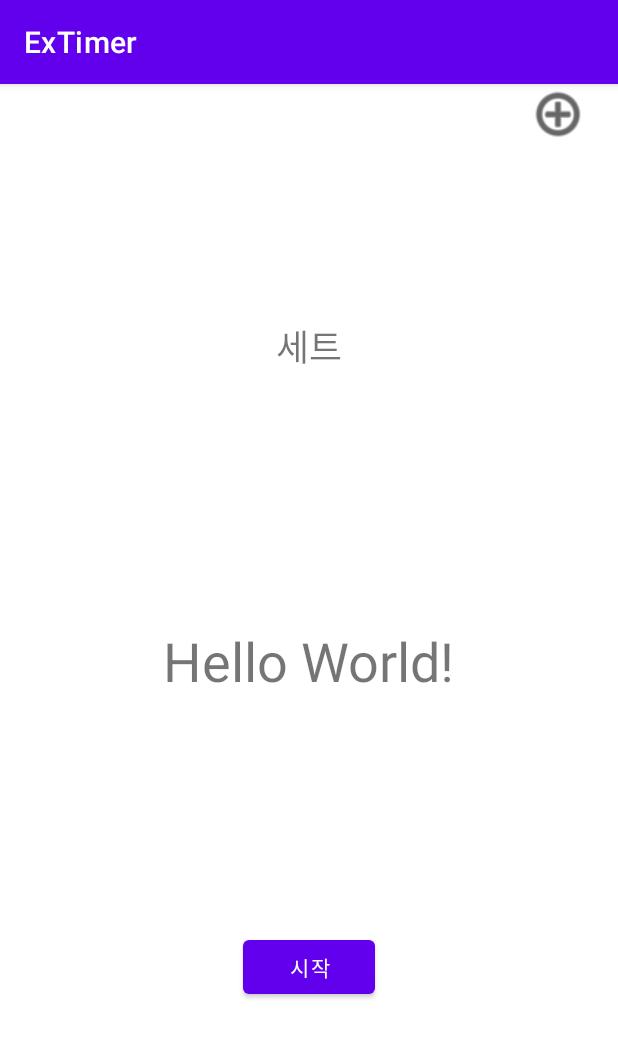
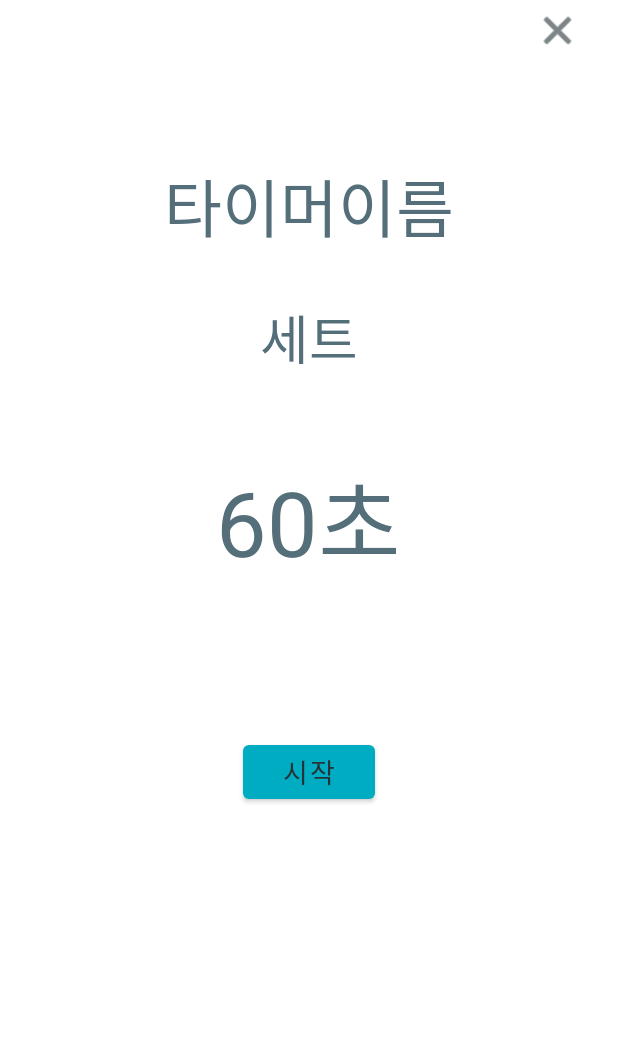
Before and after one commit to ChocoPic/ExTimer, an Android app: the TimerActivity screen opened directly, with no data from a screen before it, on a phone screen of 412 x 824 dp. Shown: the top 1038 px of the screen. Run offline under Robolectric (Android 15) with nearby library versions, the phone set to English and light mode, and no system bars.

Commit message:
error fixed

```diff
--- a/app/src/main/java/com/tlatla/extimer/TimerActivity.java
+++ b/app/src/main/java/com/tlatla/extimer/TimerActivity.java
@@ -10,6 +10,7 @@ import android.util.Log;
 import android.view.View;
 import android.widget.Button;
 import android.widget.TextView;
+import android.widget.Toast;
 
 import androidx.annotation.Nullable;
 import androidx.appcompat.app.AppCompatActivity;
@@ -18,7 +19,6 @@ import java.util.ArrayList;
 
 public class TimerActivity extends AppCompatActivity {
 
-    private TextView textView;
     private TextView stageText;
     private TextView titleText;
     private TextView timeText;
@@ -33,52 +33,49 @@ public class TimerActivity extends AppCompatActivity {
     private String TITLE;
     private MyTimer myTimer;
 
-    private SoundPool soundPool;
-    private int sound1;
+    private SoundPool soundPool1, soundPool2;
+    private int sound1, sound2;
 
     int time;
-    int i = 0;
+    int SET = 0;
 
     @Override
     public void onCreate(@Nullable Bundle savedInstanceState) {
         super.onCreate(savedInstanceState);
         setContentView(R.layout.activity_timer);
 
-        soundPool = new SoundPool(5, AudioManager.STREAM_MUSIC, 0);
-        sound1 = soundPool.load(this, R.raw.bbb, 1);
-        //sound2 = soundPool.load(this, R.raw.bbb, 0);
+        soundPool1 = new SoundPool(5, AudioManager.STREAM_MUSIC, 0);
+        soundPool2 = new SoundPool(5, AudioManager.STREAM_MUSIC, 0);
+        sound1 = soundPool1.load(this, R.raw.bbb, 1);
+        sound2 = soundPool2.load(this, R.raw.beeep, 1);
 
         titleText = findViewById(R.id.titleText);
         stageText = findViewById(R.id.countText);
-        textView = findViewById(R.id.textView);
         timeText = findViewById(R.id.timeText);
         startBtn = findViewById(R.id.startBtn);
         listBtn = findViewById(R.id.listBtn);
 
         pref = getSharedPreferences("Pref", MODE_PRIVATE);
+
         initData();
-
-        titleText.setText(TITLE);
-        stageText.setText(STAGE.get(0));
-        timeText.setText(TIME.get(0) + "초");
-        textView.setVisibility(View.INVISIBLE);
 
         View.OnClickListener btnClick = new View.OnClickListener() {
             @Override
             public void onClick(View v) {
                 switch (v.getId()){
                     case R.id.startBtn:
-                        i = 0;
-                        time = TIME.get(i);
-                        stageText.setText(STAGE.get(i));
+                        SET = 0;
+                        time = TIME.get(SET);
+                        stageText.setText(STAGE.get(SET));
                         timeText.setText(time + "초");
                         if (myTimer!=null) myTimer.cancel();
                         myTimer = new MyTimer(getTotalTime()*1000, 1000);
                         myTimer.start();
                         break;
                     case R.id.listBtn:
-                        myTimer.cancel();
+                        if (myTimer!=null) myTimer.cancel();
                         Intent intent = new Intent(TimerActivity.this, MainActivity.class);
+                        intent.setFlags(Intent.FLAG_ACTIVITY_CLEAR_TOP);
                         startActivity(intent);
                 }
             }
@@ -104,35 +101,54 @@ public class TimerActivity extends AppCompatActivity {
         public void onTick(long millisUntilFinished) {
             time--;
             timeText.setText((time+1) + "초");
-            if ((time==-1) && (i<(TIME.size()-1))){
-                soundPool.play(sound1, 1f,1f,0,0,1f);
-                i++;
-                time = TIME.get(i);
-                stageText.setText(STAGE.get(i));
+            if ((time==-1) && (SET<(TIME.size()-1))){
+                soundPool1.play(sound1, 1f,1f,1,0,1f);
+                SET++;
+                time = TIME.get(SET);
+                stageText.setText(STAGE.get(SET));
             }
         }
 
         @Override
         public void onFinish() {
-            //soundPool.play(sound1, 1f,1f,0,0,1f);
+            soundPool2.play(sound2, 1f,1f,1,0,1.5f);
             timeText.setText("끝!");
         }
     }
 
     public void initData(){
+        STAGE.clear();  TIME.clear();   TITLE = "";
+
         String lastPicked_data = pref.getString("timer", "");
-        String [] splits = lastPicked_data.split(",");
-        TITLE = splits[0];
-        COUNT = (splits.length)-1;
-        for (int i=1; i<splits.length;i++){
-            try{
-                if (i%2==0)
-                    TIME.add(Integer.parseInt(splits[i]));
-                else if (i%2==1)
-                    STAGE.add(splits[i]);
-            }catch (Exception e){
-                e.printStackTrace();
+        if (lastPicked_data.equals("")){
+            Toast.makeText(this,"타이머 로드 에러", Toast.LENGTH_LONG).show();
+            Log.d("에러","타이머 로드 에러");
+        }else {
+            String [] splits = lastPicked_data.split(",");
+            COUNT = (splits.length)-1;
+            int num = 0;
+            for (String str : splits){
+                if (num==0){
+                    TITLE = str;
                 }
+                else if ((num%2)==1){
+                    STAGE.add(str);
+                }
+                else if ((num%2)==0) {
+                    TIME.add(Integer.parseInt(str));
+                }
+                num++;
             }
+
+            for (int i=0; i<TIME.size(); i++){
+                System.out.println("***" + TIME.get(i) + " " + STAGE.get(i));
+            }
+
+            titleText.setText(TITLE);
+            SET = 0;
+            time = TIME.get(SET);
+            timeText.setText(time + "초");
+            stageText.setText(STAGE.get(SET));
+        }
     }
 }
--- /dev/null
+++ b/app/src/main/res/drawable/new_button.xml
@@ -0,0 +1,6 @@
+<?xml version="1.0" encoding="utf-8"?>
+<shape xmlns:android="http://schemas.android.com/apk/res/android"
+    android:shape="rectangle">
+    <solid android:color="#00ACC1"/>
+    <corners android:radius="20dp"/>
+</shape>
--- a/app/src/main/res/layout/activity_timer.xml
+++ b/app/src/main/res/layout/activity_timer.xml
@@ -1,5 +1,5 @@
 <?xml version="1.0" encoding="utf-8"?>
-<androidx.constraintlayout.widget.ConstraintLayout xmlns:android="http://schemas.android.com/apk/res/android"
+<LinearLayout xmlns:android="http://schemas.android.com/apk/res/android"
     xmlns:app="http://schemas.android.com/apk/res-auto"
     xmlns:tools="http://schemas.android.com/tools"
     android:layout_width="match_parent"
@@ -8,82 +8,67 @@
     android:layout_marginLeft="20dp"
     android:layout_marginEnd="20dp"
     android:layout_marginRight="20dp"
+    android:gravity="center_horizontal"
+    android:orientation="vertical"
     tools:context=".TimerActivity">
 
     <Button
         android:id="@+id/listBtn"
-        android:layout_width="40dp"
-        android:layout_height="40dp"
-        android:background="@android:drawable/ic_menu_add"
-        app:backgroundTint="#000000"
-        app:layout_constraintEnd_toEndOf="parent"
-        app:layout_constraintTop_toTopOf="parent" />
+        android:layout_width="30dp"
+        android:layout_height="30dp"
+        android:layout_gravity="right|top"
+        android:layout_marginTop="5dp"
+        android:layout_marginEnd="5dp"
+        android:layout_marginRight="5dp"
+        android:background="@android:drawable/ic_menu_close_clear_cancel"
+        app:backgroundTint="#263238" />
 
     <TextView
         android:id="@+id/titleText"
         android:layout_width="wrap_content"
         android:layout_height="wrap_content"
+        android:layout_gravity="center"
+        android:layout_marginTop="70dp"
+        android:layout_marginBottom="30dp"
         android:text="타이머이름"
-        android:textSize="18sp"
-        app:layout_constraintBottom_toTopOf="@id/countText"
-        app:layout_constraintLeft_toLeftOf="parent"
-        app:layout_constraintRight_toRightOf="parent"
-        app:layout_constraintTop_toTopOf="parent" />
+        android:textColor="#546E7A"
+        android:textSize="42sp" />
 
     <TextView
         android:id="@+id/countText"
         android:layout_width="wrap_content"
         android:layout_height="wrap_content"
+        android:layout_marginBottom="50dp"
+        android:gravity="center"
         android:text="세트"
-        android:textSize="24sp"
-        app:layout_constraintBottom_toTopOf="@id/textView"
-        app:layout_constraintLeft_toLeftOf="parent"
-        app:layout_constraintRight_toRightOf="parent"
-        app:layout_constraintTop_toBottomOf="@id/titleText" />
-
-    <TextView
-        android:id="@+id/textView"
-        android:layout_width="wrap_content"
-        android:layout_height="wrap_content"
-        android:text="다음"
-        android:textSize="24sp"
-        app:layout_constraintBottom_toTopOf="@id/timeText"
-        app:layout_constraintLeft_toLeftOf="parent"
-        app:layout_constraintRight_toRightOf="parent"
-        app:layout_constraintTop_toBottomOf="@id/countText" />
+        android:textColor="#546E7A"
+        android:textSize="35sp" />
 
     <TextView
         android:id="@+id/timeText"
         android:layout_width="wrap_content"
         android:layout_height="wrap_content"
-        android:text="Hello World!"
-        android:textSize="36sp"
-        app:layout_constraintBottom_toBottomOf="parent"
-        app:layout_constraintLeft_toLeftOf="parent"
-        app:layout_constraintRight_toRightOf="parent"
-        app:layout_constraintTop_toTopOf="parent" />
-
-    <LinearLayout
-        android:layout_width="wrap_content"
-        android:layout_height="wrap_content"
-        android:gravity="center"
-        android:orientation="horizontal"
-        app:layout_constraintBottom_toBottomOf="parent"
-        app:layout_constraintLeft_toLeftOf="parent"
-        app:layout_constraintRight_toRightOf="parent"
-        app:layout_constraintTop_toBottomOf="@id/timeText">
+        android:layout_gravity="center"
+        android:layout_marginBottom="50dp"
+        android:text="60초"
+        android:textColor="#546E7A"
+        android:textSize="60sp" />
 
     <Button
         android:id="@+id/startBtn"
         android:layout_width="wrap_content"
         android:layout_height="wrap_content"
+        android:layout_gravity="center_horizontal"
         android:layout_marginStart="20dp"
         android:layout_marginLeft="20dp"
+        android:layout_marginTop="50dp"
         android:layout_marginEnd="20dp"
         android:layout_marginRight="20dp"
-            android:text="시작" />
+        android:layout_marginBottom="50dp"
+        android:text="시작"
+        android:textColor="#263238"
+        android:textSize="18sp"
+        app:backgroundTint="#00ACC1" />
+
 
 </LinearLayout>
-
-
-</androidx.constraintlayout.widget.ConstraintLayout>
--- a/app/src/main/res/values/themes.xml
+++ b/app/src/main/res/values/themes.xml
@@ -2,15 +2,17 @@
     <!-- Base application theme. -->
     <style name="Theme.ExTimer" parent="Theme.MaterialComponents.DayNight.DarkActionBar">
         <!-- Primary brand color. -->
-        <item name="colorPrimary">@color/purple_500</item>
-        <item name="colorPrimaryVariant">@color/purple_700</item>
+        <item name="colorPrimary">#E0F7FA</item>
+        <item name="colorPrimaryVariant">#00ACC1</item>
         <item name="colorOnPrimary">@color/white</item>
         <!-- Secondary brand color. -->
-        <item name="colorSecondary">@color/teal_200</item>
-        <item name="colorSecondaryVariant">@color/teal_700</item>
-        <item name="colorOnSecondary">@color/black</item>
+        <item name="colorSecondary">#CFD8DC</item>
+        <item name="colorSecondaryVariant">#546E7A</item>
+        <item name="colorOnSecondary">#263238</item>
         <!-- Status bar color. -->
         <item name="android:statusBarColor" tools:targetApi="l">?attr/colorPrimaryVariant</item>
         <!-- Customize your theme here. -->
+        <item name="windowActionBar">false</item>
+        <item name="windowNoTitle">true</item>
     </style>
 </resources>
```
Also changed, not shown: app/src/main/java/com/tlatla/extimer/MainActivity.java (+34 -26 lines), app/src/main/java/com/tlatla/extimer/SQLdbHelper.java (+3 -8 lines), app/src/main/res/layout/activity_main.xml (+33 -6 lines), app/src/main/res/layout/item.xml (+18 -3 lines), app/src/main/res/drawable-v24/baseline_schedule_black_18dp.png (added). Lines whose indentation alone changed are shown as unchanged.
